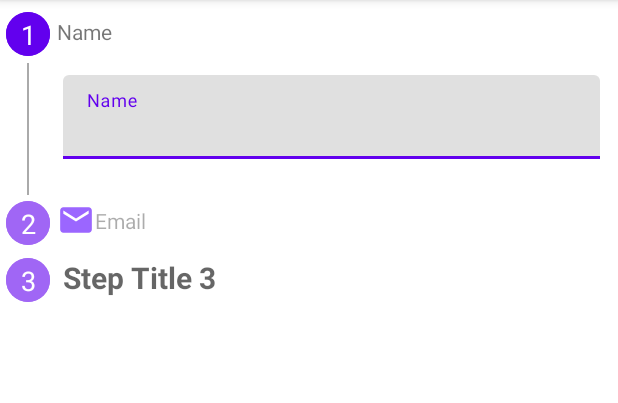
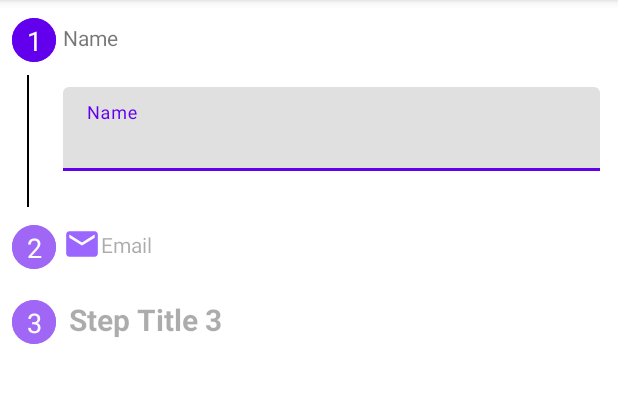
Before and after one commit to leodan11/xverticalstepper, an Android app: the screen it shows after launch (MainActivity), on a phone screen of 412 x 824 dp, the part 84-487 px from its top. Run offline under Robolectric (Android 15) with nearby library versions, the phone set to English and light mode, and no system bars.

Commit message:
Fix Material 3

```diff
--- a/app/src/main/java/com/aghiadodehgithub/verticalstepper/MainActivity.kt
+++ b/app/src/main/java/com/aghiadodehgithub/verticalstepper/MainActivity.kt
@@ -1,9 +1,7 @@
 package com.aghiadodehgithub.verticalstepper
 
+import android.os.Bundle
 import androidx.appcompat.app.AppCompatActivity
-import android.os.Bundle
-import android.text.TextUtils
-import android.widget.Toast
 import com.aghiadodeh.xstepper.Stepper
 import com.aghiadodeh.xstepper.interfaces.IStepper
 import com.google.android.material.textfield.TextInputEditText
--- a/xstepper/src/main/java/com/aghiadodeh/xstepper/ui/CircleView.kt
+++ b/xstepper/src/main/java/com/aghiadodeh/xstepper/ui/CircleView.kt
@@ -236,13 +236,11 @@ class CircleView(context: Context, attrs: AttributeSet? = null) : View(context,
     }
 
     private fun manageElevation() {
-        if (Build.VERSION.SDK_INT >= Build.VERSION_CODES.LOLLIPOP) {
-            outlineProvider = if (!shadowEnable) object : ViewOutlineProvider() {
-                override fun getOutline(view: View?, outline: Outline?) {
-                    outline?.setOval(0, 0, heightCircle, heightCircle)
-                }
-            } else null
-        }
+        outlineProvider = if (!shadowEnable) object : ViewOutlineProvider() {
+            override fun getOutline(view: View?, outline: Outline?) {
+                outline?.setOval(0, 0, heightCircle, heightCircle)
+            }
+        } else null
     }
 
     private fun drawShadow() {
--- a/xstepper/src/main/java/com/aghiadodeh/xstepper/utils/KeyboardUtils.kt
+++ b/xstepper/src/main/java/com/aghiadodeh/xstepper/utils/KeyboardUtils.kt
@@ -82,7 +82,7 @@ class KeyboardUtils(act: Activity, listener: SoftKeyboardToggleListener?) : OnGl
     fun toggleKeyboardVisibility(context: Context) {
         val inputMethodManager =
             context.getSystemService(Context.INPUT_METHOD_SERVICE) as InputMethodManager
-        inputMethodManager?.toggleSoftInput(
+        inputMethodManager.toggleSoftInput(
             InputMethodManager.SHOW_FORCED,
             0
         )
@@ -95,7 +95,7 @@ class KeyboardUtils(act: Activity, listener: SoftKeyboardToggleListener?) : OnGl
     fun forceCloseKeyboard(activeView: View) {
         val inputMethodManager =
             activeView.context.getSystemService(Context.INPUT_METHOD_SERVICE) as InputMethodManager
-        inputMethodManager?.hideSoftInputFromWindow(
+        inputMethodManager.hideSoftInputFromWindow(
             activeView.windowToken,
             0
         )
--- a/xstepper/src/main/res/drawable/ic_check.xml
+++ b/xstepper/src/main/res/drawable/ic_check.xml
@@ -2,7 +2,8 @@
     android:width="30dp"
     android:height="30dp"
     android:viewportWidth="512"
-    android:viewportHeight="512">
+    android:viewportHeight="512"
+    android:tint="?attr/colorSurface">
     <path
         android:fillColor="#00000000"
         android:pathData="M416,128l-224,256l-96,-96"
--- a/xstepper/src/main/res/layout/step_body.xml
+++ b/xstepper/src/main/res/layout/step_body.xml
@@ -14,7 +14,7 @@
             android:layout_width="1dp"
             android:layout_height="match_parent"
             android:layout_gravity="center_horizontal"
-            android:background="@android:color/darker_gray"
+            android:background="?attr/colorOnBackground"
             android:paddingBottom="@dimen/three_units"/>
 
     </LinearLayout>
--- a/xstepper/src/main/res/layout/step_header.xml
+++ b/xstepper/src/main/res/layout/step_header.xml
@@ -1,19 +1,22 @@
 <?xml version="1.0" encoding="utf-8"?>
 <com.google.android.material.card.MaterialCardView xmlns:android="http://schemas.android.com/apk/res/android"
+    xmlns:app="http://schemas.android.com/apk/res-auto"
     xmlns:tools="http://schemas.android.com/tools"
+    style="?attr/materialCardViewFilledStyle"
+    android:id="@+id/header_root_view"
     android:layout_width="match_parent"
     android:layout_height="wrap_content"
-    xmlns:app="http://schemas.android.com/apk/res-auto"
-    android:id="@+id/header_root_view"
+    android:clickable="true"
     android:focusable="true"
-    android:clickable="true"
-    app:cardElevation="0dp">
+    app:cardElevation="0dp"
+    app:contentPadding="?android:attr/scrollbarSize">
 
     <LinearLayout
         android:layout_width="match_parent"
         android:layout_height="wrap_content"
-        android:paddingBottom="@dimen/half_padding"
-        android:orientation="horizontal">
+        android:baselineAligned="false"
+        android:orientation="horizontal"
+        android:paddingBottom="@dimen/half_padding">
 
         <FrameLayout
             android:layout_width="wrap_content"
@@ -24,24 +27,24 @@
                 android:id="@+id/step_circleView"
                 android:layout_width="30dp"
                 android:layout_height="30dp"
-                app:cv_color="@android:color/darker_gray"
-                />
+                app:cv_color="@android:color/darker_gray" />
 
             <TextView
                 android:id="@+id/step_number"
                 android:layout_width="match_parent"
                 android:layout_height="match_parent"
+                android:layout_gravity="center"
                 android:gravity="center"
-                android:layout_gravity="center"
-                android:textColor="@android:color/white"
-                android:textSize="@dimen/medium_text"/>
+                android:textAlignment="center"
+                android:textColor="?attr/colorSurface"
+                android:textSize="@dimen/medium_text" />
 
             <ImageView
                 android:id="@+id/step_check_icon"
                 android:layout_width="wrap_content"
                 android:layout_height="wrap_content"
+                android:layout_gravity="center"
                 android:src="@drawable/ic_check"
-                android:layout_gravity="center"
                 android:visibility="gone"
                 tools:ignore="ContentDescription" />
 
@@ -52,18 +55,17 @@
             android:layout_width="0dp"
             android:layout_height="match_parent"
             android:layout_weight="1"
-            android:orientation="vertical"
-            android:gravity="center_vertical">
+            android:gravity="center"
+            android:orientation="vertical">
 
             <TextView
                 android:id="@+id/step_title"
                 android:layout_width="wrap_content"
                 android:layout_height="wrap_content"
                 android:layout_gravity="center_vertical"
+                android:layout_marginStart="@dimen/unit"
                 android:textSize="@dimen/large_text"
-                android:textStyle="bold"
-                android:textColor="@android:color/black"
-                android:layout_marginStart="@dimen/unit"/>
+                android:textStyle="bold" />
 
         </LinearLayout>
 
--- a/xstepper/src/main/res/layout/step_item.xml
+++ b/xstepper/src/main/res/layout/step_item.xml
@@ -3,6 +3,7 @@
     android:id="@+id/step_item_layout"
     android:layout_width="match_parent"
     android:layout_height="wrap_content"
+    android:layout_marginBottom="?android:attr/scrollbarSize"
     android:orientation="vertical">
 
     <include
```
